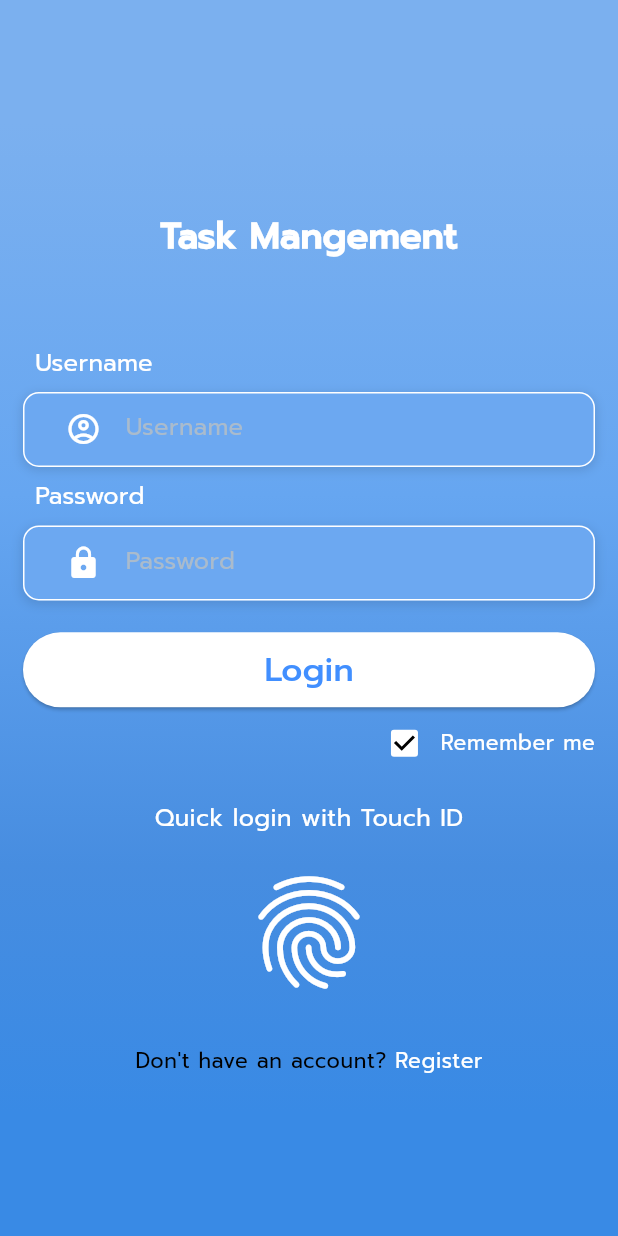
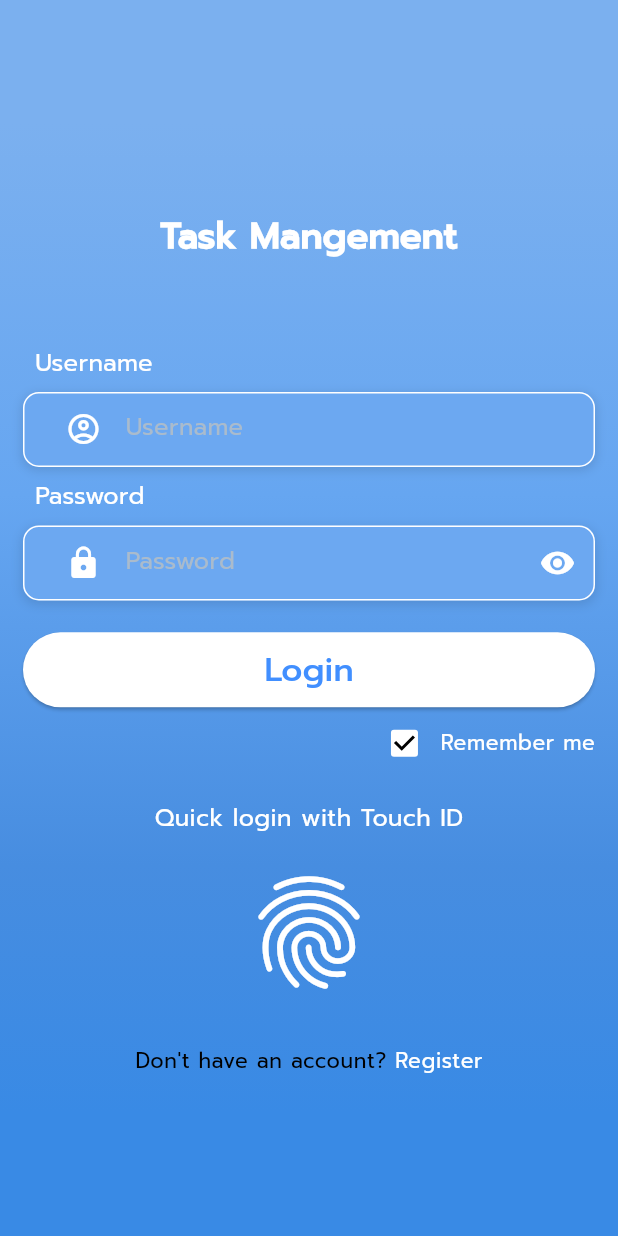
Before and after one commit to phamnhantucode/task_management, a Flutter app: the screen it shows after launch, on a phone screen of 412 x 824 dp. Run offline on Flutter 3.47's test engine with Material 3 defaults, Android fonts, the light colour scheme and no system bars; our stand-ins replace bloc, calendar_date_picker2, cloud_firestore, equatable, firebase_core, flutter_bloc and 8 more; missing offline and left inert: json_path, time_picker_spinner_pop_up; accounts and stored records are empty; generated files the repository leaves out were written again.

Commit message:
chore: update review

```diff
--- a/lib/l10n/arb/app_en.arb
+++ b/lib/l10n/arb/app_en.arb
@@ -10,9 +10,7 @@
     "text_end_time": "End time",
     "text_description": "Description",
     "label_username": "Username",
-    "text_username": "Username",
     "label_password": "Password",
-    "text_password": "Password",
     "text_login_btn": "Login",
     "text_remember_me":"Remember me",
     "label_other_login": "Quick login with Touch ID",
--- a/lib/screens/component/tm_elevated_button.dart
+++ b/lib/screens/component/tm_elevated_button.dart
@@ -1,37 +1,30 @@
 import 'package:flutter/material.dart';
-import 'package:flutter_bloc/flutter_bloc.dart';
-import 'package:flutter_screenutil/flutter_screenutil.dart';
-import 'package:go_router/go_router.dart';
-import 'package:room_master_app/common/extensions/context.dart';
-import 'package:room_master_app/l10n/l10n.dart';
-
-import '../../blocs/authentication/authentication_cubit.dart';
-import '../../navigation/navigation.dart';
 
 class TMElevatedButton extends StatelessWidget {
-  const TMElevatedButton({super.key});
-
+  const TMElevatedButton({super.key,this.height, this.color, this.label, this.borderRadius, this.style, this.onPressed});
+  final double? height;
+  final Color? color;
+  final String? label;
+  final double? borderRadius;
+  final TextStyle? style;
+  final Function()? onPressed;
   @override
   Widget build(BuildContext context) {
     return SizedBox(
       width: double.infinity,
-      height: 50,
+      height: height,
       child: ElevatedButton(
         style: ButtonStyle(
           backgroundColor:
-              MaterialStatePropertyAll(context.appColors.textWhite),
+              MaterialStatePropertyAll(color),
           shape: MaterialStatePropertyAll(
-              RoundedRectangleBorder(borderRadius: BorderRadius.circular(50.r))),
+              RoundedRectangleBorder(borderRadius: BorderRadius.circular(borderRadius!))),
         ),
+        onPressed:  onPressed,
         child: Text(
-          context.l10n.text_login_btn,
-          style: context.textTheme.labelLarge
-              ?.copyWith(color: context.appColors.buttonEnable),
-        ),
-        onPressed: () {
-          context.read<AuthenticationCubit>().setAuthenticated();
-          context.go(NavigationPath.home);
-        },
+         label!,
+         style: style,
+        )
       ),
     );
   }
--- a/lib/screens/component/tm_text_field.dart
+++ b/lib/screens/component/tm_text_field.dart
@@ -8,15 +8,20 @@ final class TMTextField extends StatelessWidget {
     this.initialText,
     this.hintText,
     this.textStyle,
-    this.maxLines,
-    this.prefixIcon
+    this.maxLines = 1,
+    this.prefixIcon,
+    this.keyBoardType,
+    this.obscureText = false, this.suffixIcon,
   });
 
   final String? initialText;
   final String? hintText;
   final TextStyle? textStyle;
-  final int? maxLines;
-  final Icon? prefixIcon;
+  final int maxLines;
+  final Widget? prefixIcon;
+  final Widget? suffixIcon;
+  final TextInputType? keyBoardType;
+  final bool obscureText;
 
   @override
   Widget build(BuildContext context) {
@@ -26,6 +31,7 @@ final class TMTextField extends StatelessWidget {
           border: Border.all(color: context.appColors.textWhite)),
       padding: EdgeInsetsDirectional.only(start: 16.w),
       child: TextFormField(
+        obscureText: obscureText,
         initialValue: initialText,
         decoration: InputDecoration(
           border: InputBorder.none,
@@ -33,9 +39,11 @@ final class TMTextField extends StatelessWidget {
           hintStyle: context.textTheme.bodyMedium
               ?.copyWith(color: context.appColors.textGray),
           prefixIcon: prefixIcon,
-                 ),
+          suffixIcon: suffixIcon,
+        ),
         maxLines: maxLines,
         style: textStyle,
+        keyboardType: keyBoardType,
       ),
     );
   }
--- /dev/null
+++ b/lib/screens/login/component/password_field.dart
@@ -0,0 +1,53 @@
+import 'package:flutter/material.dart';
+import 'package:room_master_app/common/extensions/context.dart';
+import 'package:room_master_app/l10n/l10n.dart';
+
+import '../../component/tm_text_field.dart';
+
+class PasswordField extends StatefulWidget {
+  const PasswordField({super.key});
+
+  @override
+  State<PasswordField> createState() => _PasswordFieldState();
+}
+
+class _PasswordFieldState extends State<PasswordField> {
+
+  bool isHidePassword = true;
+
+  @override
+  Widget build(BuildContext context) {
+    return Container(
+      decoration: BoxDecoration(
+        color: context.appColors.tfcolor,
+        borderRadius: BorderRadius.circular(10.0),
+        boxShadow: const [
+          BoxShadow(
+            color: Colors.black12,
+            blurRadius: 6.0,
+            offset: Offset(0, 2),
+          ),
+        ],
+      ),
+      child: TMTextField(
+        obscureText: isHidePassword,
+        hintText: context.l10n.label_password,
+        keyBoardType: TextInputType.visiblePassword,
+        textStyle: TextStyle(color: context.appColors.textWhite),
+        prefixIcon: Icon(
+          Icons.lock,
+          color: context.appColors.textWhite,
+        ),
+        suffixIcon: IconButton(
+          onPressed: () => setState(() {
+            isHidePassword = !isHidePassword;
+          }),
+          icon: Icon(
+            isHidePassword ? Icons.remove_red_eye : Icons.panorama_fish_eye,
+            color: context.appColors.textWhite,
+          ),
+        ),
+      ),
+    );
+  }
+}
--- a/lib/screens/login/login_screen.dart
+++ b/lib/screens/login/login_screen.dart
@@ -6,6 +6,7 @@ import 'package:room_master_app/common/extensions/context.dart';
 import 'package:room_master_app/l10n/l10n.dart';
 import 'package:room_master_app/screens/component/tm_elevated_button.dart';
 import 'package:room_master_app/screens/component/tm_text_field.dart';
+import 'package:room_master_app/screens/login/component/password_field.dart';
 
 import '../../blocs/authentication/authentication_cubit.dart';
 import '../../navigation/navigation.dart';
@@ -19,19 +20,7 @@ final class LoginScreen extends StatelessWidget {
       resizeToAvoidBottomInset: false,
       body: SafeArea(
         child: Container(
-          decoration: const BoxDecoration(
-            gradient: LinearGradient(
-              begin: Alignment.topCenter,
-              end: Alignment.bottomCenter,
-              colors: [
-                Color(0xFF7BB0EF),
-                Color(0xFF66A6F1),
-                Color(0xFF478DE0),
-                Color(0xFF398AE5),
-              ],
-              stops: [0.1, 0.4, 0.7, 0.9],
-            ),
-          ),
+          decoration: _boxDecoration(context),
           child: Padding(
             padding: EdgeInsetsDirectional.all(16.w),
             child: Column(
@@ -44,17 +33,44 @@ final class LoginScreen extends StatelessWidget {
                     child: Text(context.l10n.task_management,
                         style: context.textTheme.titleLarge
                             ?.copyWith(color: context.appColors.textWhite))),
-                Padding(
-                  padding: const EdgeInsets.all(8.0),
-                  child: Text(
-                    context.l10n.label_username,
-                    style: context.textTheme.bodyMedium
-                        ?.copyWith(color: context.appColors.textWhite),
+                labelTF(context, context.l10n.label_username),
+                _usernameTF(context),
+                labelTF(context, context.l10n.label_password),
+                const PasswordField(),
+                SizedBox(
+                  height: 24.h,
+                ),
+                TMElevatedButton(
+                  height: 50,
+                  label: context.l10n.text_login_btn,
+                  borderRadius: 50.r,
+                  style: context.textTheme.labelLarge
+                      ?.copyWith(color: context.appColors.buttonEnable),
+                  onPressed: () {
+                    context.read<AuthenticationCubit>().setAuthenticated();
+                    context.go(NavigationPath.home);
+                  },
+                  color: context.appColors.textWhite,
+                ),
+                _rememberMe(context),
+                SizedBox(
+                  height: 16.h,
+                ),
+                _otherLogin(context),
+                _labelRegister(context),
+              ],
             ),
           ),
-                Container(
+        ),
+      ),
+    );
+  }
+}
+
+Widget _usernameTF(BuildContext context) {
+  return Container(
       decoration: BoxDecoration(
-                      color: const Color(0xFF6CA8F1),
+        color: context.appColors.tfcolor,
         borderRadius: BorderRadius.circular(10.0),
         boxShadow: const [
           BoxShadow(
@@ -65,46 +81,18 @@ final class LoginScreen extends StatelessWidget {
         ],
       ),
       child: TMTextField(
-                      hintText: context.l10n.text_username,
+        hintText: context.l10n.label_username,
         textStyle: TextStyle(color: context.appColors.textWhite),
         prefixIcon: Icon(Icons.account_circle_outlined,
             color: context.appColors.textWhite),
-                    )),
-                Padding(
-                  padding: const EdgeInsets.all(8.0),
-                  child: Text(
-                    context.l10n.label_password,
-                    style: context.textTheme.bodyMedium
-                        ?.copyWith(color: context.appColors.textWhite),
-                  ),
-                ),
-                Container(
-                    decoration: BoxDecoration(
-                      color: const Color(0xFF6CA8F1),
-                      borderRadius: BorderRadius.circular(10.0),
-                      boxShadow: const [
-                        BoxShadow(
-                          color: Colors.black12,
-                          blurRadius: 6.0,
-                          offset: Offset(0, 2),
-                        ),
-                      ],
-                    ),
-                    child: TMTextField(
-                        hintText: context.l10n.text_password,
-                        textStyle:
-                            TextStyle(color: context.appColors.textWhite),
-                        prefixIcon: Icon(
-                          Icons.lock,
-                          color: context.appColors.textWhite,
-                        ))),
-                SizedBox(
-                  height: 24.h,
-                ),
-                const TMElevatedButton(),
-                Row(
+      ));
+}
+
+
+Widget _rememberMe(BuildContext context) {
+  return Row(
     mainAxisAlignment: MainAxisAlignment.end,
-                  children: <Widget>[
+    children: [
       Theme(
         data: ThemeData(unselectedWidgetColor: context.appColors.textWhite),
         child: Checkbox(
@@ -120,11 +108,11 @@ final class LoginScreen extends StatelessWidget {
             ?.copyWith(color: context.appColors.textWhite),
       ),
     ],
-                ),
-                SizedBox(
-                  height: 16.h,
-                ),
-                Container(
+  );
+}
+
+Widget _otherLogin(BuildContext context) {
+  return Container(
     alignment: AlignmentDirectional.center,
     child: Column(
       children: [
@@ -136,15 +124,17 @@ final class LoginScreen extends StatelessWidget {
         const SizedBox(
           height: 20,
         ),
-                      Icon(Icons.fingerprint,
-                          size: 90, color: context.appColors.fingerID),
+        Icon(Icons.fingerprint, size: 90, color: context.appColors.fingerID),
         const SizedBox(
           height: 16,
         ),
       ],
     ),
-                ),
-                Container(
+  );
+}
+
+Widget _labelRegister(BuildContext context) {
+  return Container(
     padding: const EdgeInsets.all(15),
     child: Row(
       mainAxisAlignment: MainAxisAlignment.center,
@@ -158,12 +148,32 @@ final class LoginScreen extends StatelessWidget {
                 ?.copyWith(color: context.appColors.textWhite)),
       ],
     ),
-                ),
-              ],
-            ),
-          ),
-        ),
+  );
+}
+
+Widget labelTF(BuildContext context, String label) {
+  return Padding(
+    padding: const EdgeInsets.all(8.0),
+    child: Text(
+      label,
+      style: context.textTheme.bodyMedium
+          ?.copyWith(color: context.appColors.textWhite),
     ),
   );
 }
+
+BoxDecoration _boxDecoration(BuildContext context) {
+  return BoxDecoration(
+    gradient: LinearGradient(
+      begin: Alignment.topCenter,
+      end: Alignment.bottomCenter,
+      colors: [
+        context.appColors.gradient_bg_1,
+        context.appColors.gradient_bg_2,
+        context.appColors.gradient_bg_3,
+        context.appColors.gradient_bg_4,
+      ],
+      stops: [0.1, 0.4, 0.7, 0.9],
+    ),
+  );
 }
--- a/lib/theme/app_colors.dart
+++ b/lib/theme/app_colors.dart
@@ -17,7 +17,13 @@ class AppColors {
     textOnBtnEnable: Color(0xFFFFFFFF),
     buttonDisable: Color(0xFFDDEBFF),
     fingerID: Color(0xFFFFFFFF),
-      textWhite: Color(0xFFFFFFFF),);
+    textWhite: Color(0xFFFFFFFF),
+    gradient_bg_1: Color(0xFF7BB0EF),
+    gradient_bg_2: Color(0xFF66A6F1),
+    gradient_bg_3: Color(0xFF478DE0),
+    gradient_bg_4: Color(0xFF398AE5),
+    tfcolor: Color(0xFF6CA8F1)
+  );
 
   static const AppColorsScheme darkScheme = AppColorsScheme(
     textGray: Color(0xFFAABBCC),
@@ -27,14 +33,20 @@ class AppColors {
     textOnBtnEnable: Color(0xFFFFFFFF),
     buttonDisable: Color(0xFF9DC5FB),
     fingerID: Color(0xFFFFFFFF),
-      textWhite: Color(0xFFFFFFFF),);
+    textWhite: Color(0xFFFFFFFF),
+    gradient_bg_1: Color(0xFF7BB0EF),
+    gradient_bg_2: Color(0xFF66A6F1),
+    gradient_bg_3: Color(0xFF478DE0),
+    gradient_bg_4: Color(0xFF398AE5),
+      tfcolor: Color(0xFF6CA8F1)
+  );
 }
 
 enum Appearance { light, dark }
 
 class AppColorsScheme {
-  const AppColorsScheme(
-      {required this.textGray,
+  const AppColorsScheme({
+    required this.textGray,
     required this.textBlack,
     required this.borderColor,
     required this.buttonEnable,
@@ -42,7 +54,11 @@ class AppColorsScheme {
     required this.textOnBtnEnable,
     required this.fingerID,
     required this.textWhite,
-
+    required this.gradient_bg_1,
+    required this.gradient_bg_2,
+    required this.gradient_bg_3,
+    required this.gradient_bg_4,
+    required this.tfcolor
   });
 
   final Color textGray;
@@ -53,4 +69,9 @@ class AppColorsScheme {
   final Color buttonDisable;
   final Color textOnBtnEnable;
   final Color fingerID;
+  final Color gradient_bg_1;
+  final Color gradient_bg_2;
+  final Color gradient_bg_3;
+  final Color gradient_bg_4;
+  final Color tfcolor;
 }
```
Lines whose indentation alone changed are shown as unchanged.
